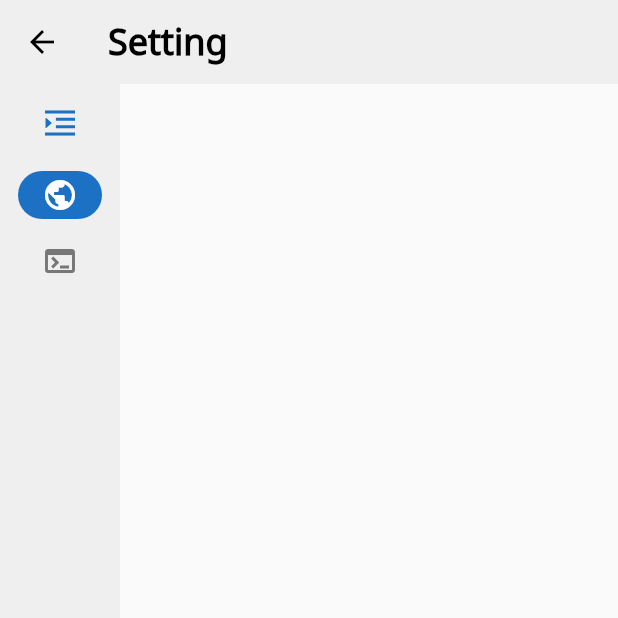
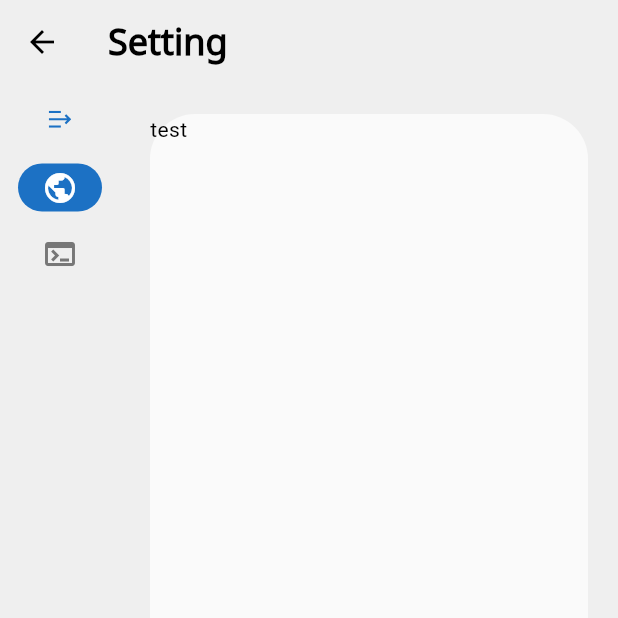
Before and after one commit to kihyun1998/todo_window_app, a Flutter app: the SettingPage screen opened by its route, on a phone screen of 412 x 824 dp, the top half of it. Run offline on Flutter 3.47's test engine with Material 3 defaults, Android fonts, the phone set to English and light mode, and no system bars; our stand-ins replace flutter_riverpod, flutter_svg; project files that could hold a hidden picture were left out.

Commit message:
리팩토링

```diff
--- a/lib/src/view/home/home_view.dart
+++ b/lib/src/view/home/home_view.dart
@@ -1,7 +1,10 @@
+// ignore_for_file: public_member_api_docs, sort_constructors_first
 import 'package:flutter/material.dart';
 import 'package:flutter_riverpod/flutter_riverpod.dart';
 import 'package:todo_window_app/src/service/theme_riverpod.dart';
-import 'package:todo_window_app/src/view/home/widget/mainNavigationBar.dart';
+import 'package:todo_window_app/src/view/home/widgets/mainNavigationBar.dart';
+import 'package:todo_window_app/src/view/widgets/bodyWidget.dart';
+import 'package:todo_window_app/src/view/widgets/mainWidget.dart';
 import 'package:todo_window_app/util/lang/generated/l10n.dart';
 
 class HomePage extends StatefulWidget {
@@ -23,21 +26,9 @@ class _HomePageState extends State<HomePage> {
         appBar: AppBar(
           title: Text(S.current.todolist),
         ),
-        // drawer: const Drawer(),
-        body: ColoredBox(
-          color: ref.color.surface2,
-          child: Row(
-            children: [
-              const MainNavigationBar(),
-              Expanded(
-                child: Container(
-                  height: double.infinity,
-                  width: double.infinity,
-                  decoration: BoxDecoration(
-                    color: ref.color.surface,
-                    borderRadius: BorderRadius.circular(30.0),
-                  ),
-                  margin: const EdgeInsets.all(20),
+        body: BodyWidget(
+          navigationBar: const MainNavigationBar(),
+          mainPage: MainWidget(
             child: TextButton(
               onPressed: ref.watch(themeProvider.notifier).toggleTheme,
               child: Text(
@@ -47,9 +38,6 @@ class _HomePageState extends State<HomePage> {
             ),
           ),
         ),
-            ],
-          ),
-        ),
       ),
     );
   }
--- a/lib/src/view/home/widget/mainNavigationBar.dart
+++ b/lib/src/view/home/widgets/mainNavigationBar.dart
@@ -23,15 +23,15 @@ class MainNavigationBar extends ConsumerWidget {
       /// 상단 아이콘 배열
       leading: ref.watch(naviProvider).isExtended
           ? Button(
-              iconSize: 20,
-              icon: 'close-menu',
+              iconSize: 15,
+              icon: 'close-side',
               type: ButtonType.flat,
               size: ButtonSize.small,
               onPressed: ref.read(naviProvider.notifier).toggleExtended,
             )
           : Button(
-              iconSize: 20,
-              icon: 'open-menu',
+              iconSize: 15,
+              icon: 'open-side',
               type: ButtonType.flat,
               size: ButtonSize.small,
               onPressed: ref.read(naviProvider.notifier).toggleExtended,
--- a/lib/src/view/setting/setting_view.dart
+++ b/lib/src/view/setting/setting_view.dart
@@ -1,5 +1,7 @@
 import 'package:flutter/material.dart';
-import 'package:todo_window_app/src/view/setting/widget/settingNavigationBar.dart';
+import 'package:todo_window_app/src/view/setting/widgets/settingNavigationBar.dart';
+import 'package:todo_window_app/src/view/widgets/bodyWidget.dart';
+import 'package:todo_window_app/src/view/widgets/mainWidget.dart';
 import 'package:todo_window_app/util/lang/generated/l10n.dart';
 
 class SettingPage extends StatelessWidget {
@@ -8,12 +10,12 @@ class SettingPage extends StatelessWidget {
   @override
   Widget build(BuildContext context) {
     return Scaffold(
-      appBar: AppBar(title: Text(S.current.setting)),
-      body: const Row(
-        children: [
-          SettingNavigationBar(),
-        ],
-      ),
-    );
+        appBar: AppBar(title: Text(S.current.setting)),
+        body: const BodyWidget(
+          navigationBar: SettingNavigationBar(),
+          mainPage: MainWidget(
+            child: Text("test"),
+          ),
+        ));
   }
 }
--- a/lib/src/view/setting/widget/settingNavigationBar.dart
+++ b/lib/src/view/setting/widgets/settingNavigationBar.dart
@@ -21,15 +21,15 @@ class SettingNavigationBar extends ConsumerWidget {
       /// 상단 아이콘 배열
       leading: ref.watch(naviProvider).isExtended
           ? Button(
-              iconSize: 20,
-              icon: 'close-menu',
+              iconSize: 15,
+              icon: 'close-side',
               type: ButtonType.flat,
               size: ButtonSize.small,
               onPressed: ref.read(naviProvider.notifier).toggleExtended,
             )
           : Button(
-              iconSize: 20,
-              icon: 'open-menu',
+              iconSize: 15,
+              icon: 'open-side',
               type: ButtonType.flat,
               size: ButtonSize.small,
               onPressed: ref.read(naviProvider.notifier).toggleExtended,
--- /dev/null
+++ b/lib/src/view/widgets/bodyWidget.dart
@@ -0,0 +1,29 @@
+// ignore_for_file: public_member_api_docs, sort_constructors_first
+import 'package:flutter/material.dart';
+import 'package:flutter_riverpod/flutter_riverpod.dart';
+import 'package:todo_window_app/src/service/theme_riverpod.dart';
+
+/// scaffold의 body 부분에 들어가게 될 페이지 위젯
+class BodyWidget extends ConsumerWidget {
+  final Widget navigationBar;
+  final Widget mainPage;
+
+  const BodyWidget({
+    super.key,
+    required this.navigationBar,
+    required this.mainPage,
+  });
+
+  @override
+  Widget build(BuildContext context, WidgetRef ref) {
+    return ColoredBox(
+      color: ref.color.surface2,
+      child: Row(
+        children: [
+          navigationBar,
+          mainPage,
+        ],
+      ),
+    );
+  }
+}
--- /dev/null
+++ b/lib/src/view/widgets/mainWidget.dart
@@ -0,0 +1,31 @@
+// ignore_for_file: public_member_api_docs, sort_constructors_first
+import 'package:flutter/material.dart';
+import 'package:flutter_riverpod/flutter_riverpod.dart';
+import 'package:todo_window_app/src/service/theme_riverpod.dart';
+
+/// navigation bar 옆에 보여주는 main page
+class MainWidget extends ConsumerWidget {
+  final Widget child;
+  const MainWidget({
+    super.key,
+    required this.child,
+  });
+
+  @override
+  Widget build(BuildContext context, WidgetRef ref) {
+    return Expanded(
+      child: Container(
+        height: double.infinity,
+        width: double.infinity,
+        decoration: BoxDecoration(
+          color: ref.color.surface,
+          borderRadius: BorderRadius.circular(30.0),
+        ),
+        margin: const EdgeInsets.all(20),
+
+        /// 실제 보여줄 위젯
+        child: child,
+      ),
+    );
+  }
+}
```
Also changed, not shown: assets/icons/close-side.svg (added), assets/icons/open-side.svg (added). Lines whose indentation alone changed are shown as unchanged.
